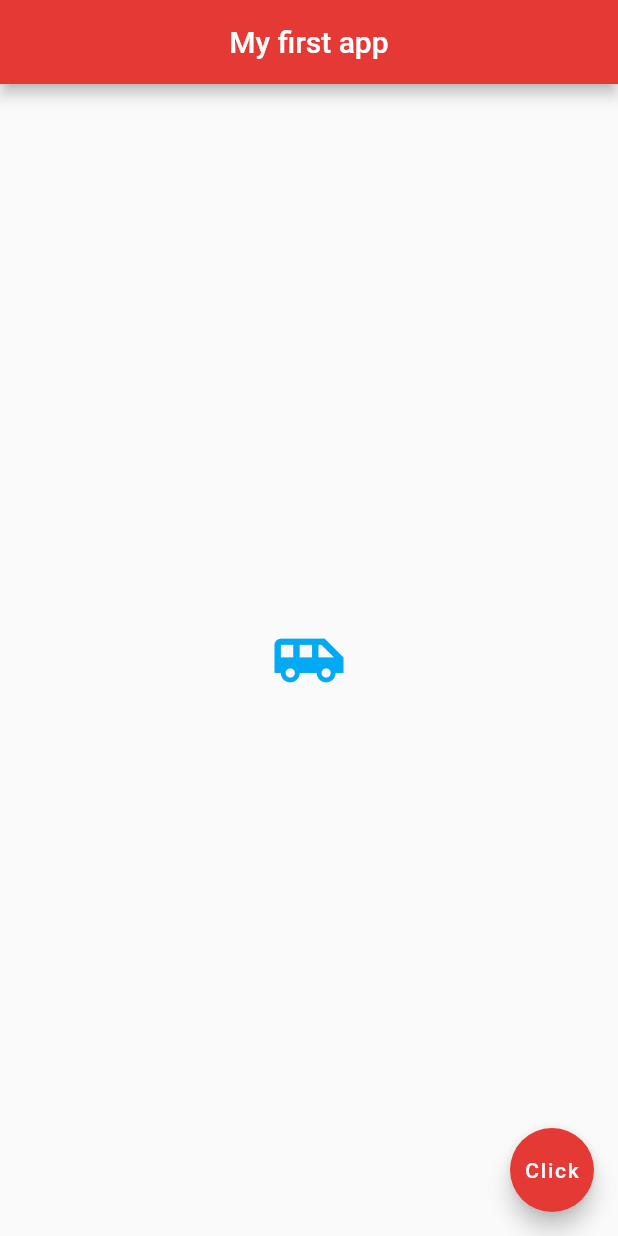
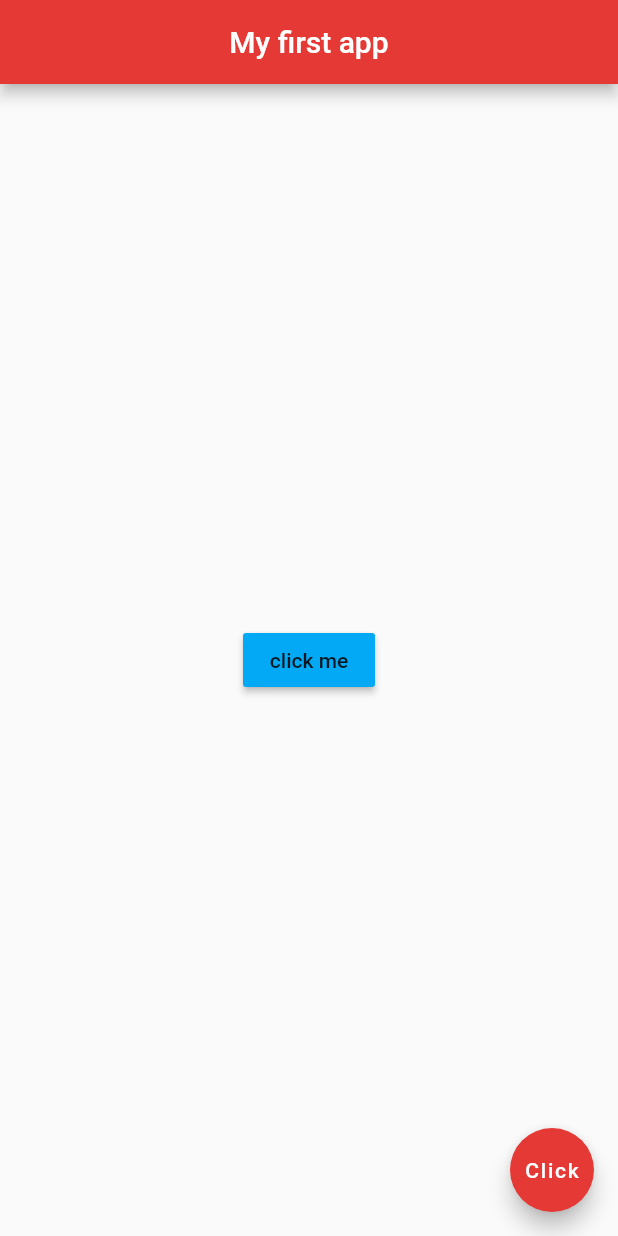
Before and after one commit to phyzikhs/flutter, a Flutter app: the screen it shows after launch, after a tap on "Click", on a phone screen of 412 x 824 dp. Run offline on Flutter 3.47's test engine with Material 2 defaults, Android fonts, the phone set to English and light mode, and no system bars.

Commit message:
raised + flat button

```diff
--- a/lib/main.dart
+++ b/lib/main.dart
@@ -15,14 +15,18 @@ class Home extends StatelessWidget {
         backgroundColor: Colors.red[600],
       ),
       body: Center(
-        child: Icon(
-          Icons.airport_shuttle,
+        child: RaisedButton(
+          onPressed: () {
+            print('You clicked me');
+          },
+          child: Text('click me'),
           color: Colors.lightBlue,
-          size: 50.0,
         ),
       ),
       floatingActionButton: FloatingActionButton(
-        onPressed: () {},
+        onPressed: () {
+          print('You clicked the other me');
+        },
         child: Text('Click'),
         backgroundColor: Colors.red[600],
       ),
```
